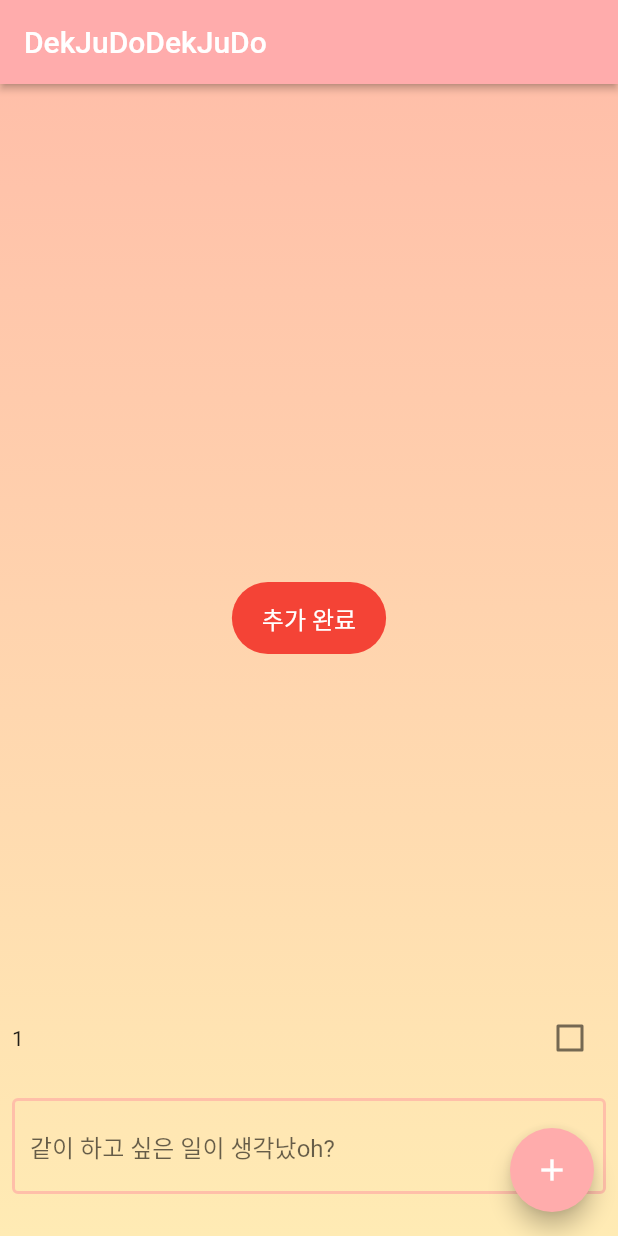
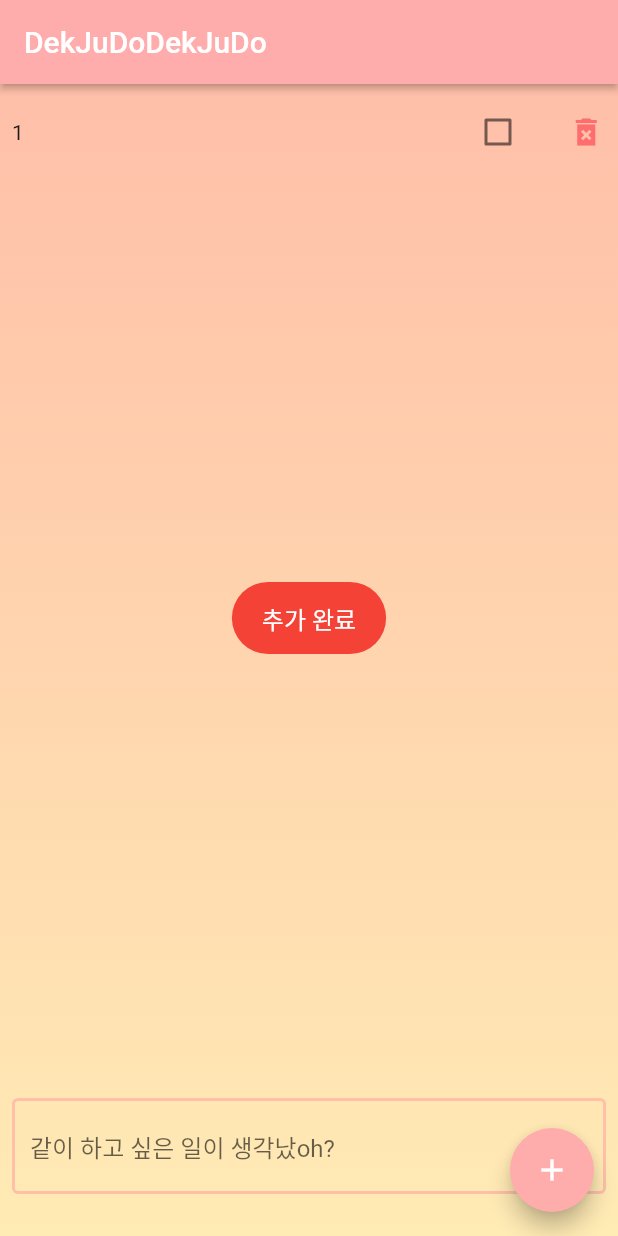
Before and after one commit to hanescargot/jujuDo, a Flutter app: the screen it shows after launch, after a tap on the "add" icon, on a phone screen of 412 x 824 dp. Run offline on Flutter 3.47's test engine with Material 2 defaults, Android fonts, the phone set to English and light mode, and no system bars; our stand-ins replace cloud_firestore, firebase_core, flutter_screenutil, fluttertoast; accounts and stored records are empty.

Commit message:
add delete fun

```diff
--- a/lib/main.dart
+++ b/lib/main.dart
@@ -62,17 +62,6 @@ class _MyHomePageState extends State<MyHomePage> {
     super.initState();
   }
 
-  // Future<void> _loadServerData() async {
-  //   loveCollection.get().then((QuerySnapshot querySnapshot) {
-  //     querySnapshot.docs.forEach((doc) {
-  //       loveList.add(Love(
-  //           title: doc.toString(),
-  //           isFinished: doc["isFinished"],
-  //           image: doc["image"] ?? ""));
-  //     });
-  //   });
-  // }
-
   @override
   Widget build(BuildContext context) {
     CollectionReference loveCollection =
@@ -92,6 +81,21 @@ class _MyHomePageState extends State<MyHomePage> {
         'isFinished': love.isFinished,
         'image': love.image
       });
+    }
+
+    // Future<void> _loadServerData() async {
+    //   loveCollection.get().then((QuerySnapshot querySnapshot) {
+    //     querySnapshot.docs.forEach((doc) {
+    //       loveList.add(Love(
+    //           title: doc.toString(),
+    //           isFinished: doc["isFinished"],
+    //           image: doc["image"] ?? ""));
+    //     });
+    //   });
+    // }
+
+    Future<void> onDeleteBtnClicked(String doc) {
+      return loveCollection!.doc(doc).delete();
     }
 
     Future<void> onUploadBtnClicked() async {
@@ -129,6 +133,8 @@ class _MyHomePageState extends State<MyHomePage> {
                   ),
                 ],
               ),
+              Row(
+                children: [
                   Checkbox(
                     checkColor: Colors.white,
                     activeColor: primaryColor,
@@ -141,6 +147,20 @@ class _MyHomePageState extends State<MyHomePage> {
                               isFinished: value as bool,
                               image: data['image']));
                     },
+                  ),
+                  IconButton(
+                    onPressed: () {
+                      onDeleteBtnClicked(createdTime);
+                    },
+                    icon: Container(
+                      width: 2.w,
+                      child: Icon(
+                        Icons.delete_forever_sharp,
+                        color: Color(0xFFFF6E6E),
+                      ),
+                    ),
+                  )
+                ],
               ),
             ],
           ),
@@ -180,15 +200,14 @@ class _MyHomePageState extends State<MyHomePage> {
 
                 return ListView(
                     controller: _scrollController,
-                  reverse: true,
+                    reverse: false,
                     children:
                         snapshot.data!.docs.map((DocumentSnapshot document) {
                       Map<String, dynamic> data =
                           document.data()! as Map<String, dynamic>;
                       listCount++;
                       return todo(document.id, listCount, data);
-                  }).toList(),
-                );
+                    }).toList());
 
                 // ListView.builder(
                 //   itemCount: loveList.length,
```
Lines whose indentation alone changed are shown as unchanged.
